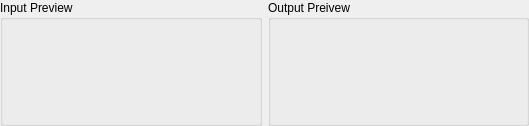
The window that Include/iqtfpf/CProcessingItemPreviewGuiComp.ui (naskin-gmg/AcfSln) describes before a commit, drawn with Qt 5.
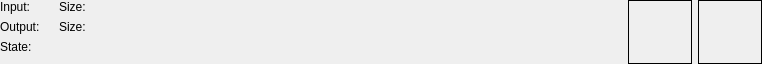
The same window after the commit.

Commit message: Preview components in hotfolder implementation redesigned.

Patch:
```diff
--- a/Include/iqtfpf/CProcessingItemPreviewGuiComp.ui
+++ b/Include/iqtfpf/CProcessingItemPreviewGuiComp.ui
@@ -6,43 +6,215 @@
    <rect>
     <x>0</x>
     <y>0</y>
-    <width>529</width>
-    <height>126</height>
+    <width>762</width>
+    <height>64</height>
    </rect>
   </property>
   <property name="windowTitle">
    <string>Form</string>
   </property>
+  <property name="autoFillBackground">
+   <bool>false</bool>
+  </property>
   <layout class="QHBoxLayout" name="horizontalLayout">
    <property name="margin">
     <number>0</number>
    </property>
    <item>
-    <widget class="QGroupBox" name="InputPreviewFrame">
+    <layout class="QVBoxLayout" name="verticalLayout_2">
+     <item>
+      <layout class="QGridLayout" name="gridLayout">
+       <item row="0" column="0">
+        <widget class="QLabel" name="label">
+         <property name="text">
+          <string>Input:</string>
+         </property>
+        </widget>
+       </item>
+       <item row="0" column="1">
+        <widget class="QLabel" name="InputFileNameLabel">
+         <property name="text">
+          <string/>
+         </property>
+        </widget>
+       </item>
+       <item row="1" column="0">
+        <widget class="QLabel" name="label_2">
+         <property name="text">
+          <string>Output:</string>
+         </property>
+        </widget>
+       </item>
+       <item row="1" column="1">
+        <widget class="QLabel" name="OutputFileNameLabel">
+         <property name="text">
+          <string/>
+         </property>
+        </widget>
+       </item>
+       <item row="2" column="0">
+        <widget class="QLabel" name="label_7">
+         <property name="text">
+          <string>State:</string>
+         </property>
+        </widget>
+       </item>
+       <item row="2" column="1">
+        <widget class="QLabel" name="ProcessingStateLabel">
+         <property name="text">
+          <string/>
+         </property>
+        </widget>
+       </item>
+      </layout>
+     </item>
+     <item>
+      <spacer name="verticalSpacer">
+       <property name="orientation">
+        <enum>Qt::Vertical</enum>
+       </property>
+       <property name="sizeType">
+        <enum>QSizePolicy::Preferred</enum>
+       </property>
+       <property name="sizeHint" stdset="0">
+        <size>
+         <width>20</width>
+         <height>40</height>
+        </size>
+       </property>
+      </spacer>
+     </item>
+    </layout>
+   </item>
+   <item>
+    <layout class="QVBoxLayout" name="verticalLayout_3">
+     <item>
+      <layout class="QGridLayout" name="gridLayout_2">
+       <item row="0" column="0">
+        <widget class="QLabel" name="label_3">
+         <property name="text">
+          <string>Size:</string>
+         </property>
+        </widget>
+       </item>
+       <item row="0" column="1">
+        <widget class="QLabel" name="InputFileSizeLabel">
+         <property name="text">
+          <string/>
+         </property>
+        </widget>
+       </item>
+       <item row="1" column="0">
+        <widget class="QLabel" name="label_4">
+         <property name="text">
+          <string>Size:</string>
+         </property>
+        </widget>
+       </item>
+       <item row="1" column="1">
+        <widget class="QLabel" name="OutputFileSizeLabel">
+         <property name="text">
+          <string/>
+         </property>
+        </widget>
+       </item>
+      </layout>
+     </item>
+     <item>
+      <spacer name="verticalSpacer_2">
+       <property name="orientation">
+        <enum>Qt::Vertical</enum>
+       </property>
+       <property name="sizeType">
+        <enum>QSizePolicy::Preferred</enum>
+       </property>
+       <property name="sizeHint" stdset="0">
+        <size>
+         <width>20</width>
+         <height>40</height>
+        </size>
+       </property>
+      </spacer>
+     </item>
+    </layout>
+   </item>
+   <item>
+    <spacer name="horizontalSpacer">
+     <property name="orientation">
+      <enum>Qt::Horizontal</enum>
+     </property>
+     <property name="sizeHint" stdset="0">
+      <size>
+       <width>40</width>
+       <height>20</height>
+      </size>
+     </property>
+    </spacer>
+   </item>
+   <item>
+    <widget class="QFrame" name="InputPreviewFrame">
      <property name="sizePolicy">
-      <sizepolicy hsizetype="Expanding" vsizetype="Preferred">
+      <sizepolicy hsizetype="Fixed" vsizetype="Fixed">
        <horstretch>0</horstretch>
        <verstretch>0</verstretch>
       </sizepolicy>
      </property>
-     <property name="title">
-      <string>Input Preview</string>
+     <property name="minimumSize">
+      <size>
+       <width>64</width>
+       <height>64</height>
+      </size>
      </property>
-     <layout class="QVBoxLayout" name="verticalLayout_2"/>
+     <property name="maximumSize">
+      <size>
+       <width>64</width>
+       <height>64</height>
+      </size>
+     </property>
+     <property name="frameShape">
+      <enum>QFrame::Panel</enum>
+     </property>
+     <property name="frameShadow">
+      <enum>QFrame::Plain</enum>
+     </property>
+     <layout class="QVBoxLayout" name="verticalLayout">
+      <property name="margin">
+       <number>0</number>
+      </property>
+     </layout>
     </widget>
    </item>
    <item>
-    <widget class="QGroupBox" name="OutputPreviewFrame">
+    <widget class="QFrame" name="OutputPreviewFrame">
      <property name="sizePolicy">
-      <sizepolicy hsizetype="Expanding" vsizetype="Preferred">
+      <sizepolicy hsizetype="Fixed" vsizetype="Fixed">
        <horstretch>0</horstretch>
        <verstretch>0</verstretch>
       </sizepolicy>
      </property>
-     <property name="title">
-      <string>Output Preivew</string>
+     <property name="minimumSize">
+      <size>
+       <width>64</width>
+       <height>64</height>
+      </size>
      </property>
-     <layout class="QVBoxLayout" name="verticalLayout_4"/>
+     <property name="maximumSize">
+      <size>
+       <width>64</width>
+       <height>64</height>
+      </size>
+     </property>
+     <property name="frameShape">
+      <enum>QFrame::Panel</enum>
+     </property>
+     <property name="frameShadow">
+      <enum>QFrame::Plain</enum>
+     </property>
+     <layout class="QHBoxLayout" name="horizontalLayout_2">
+      <property name="margin">
+       <number>0</number>
+      </property>
+     </layout>
     </widget>
    </item>
   </layout>
```
The commit also changes 23 other files.
